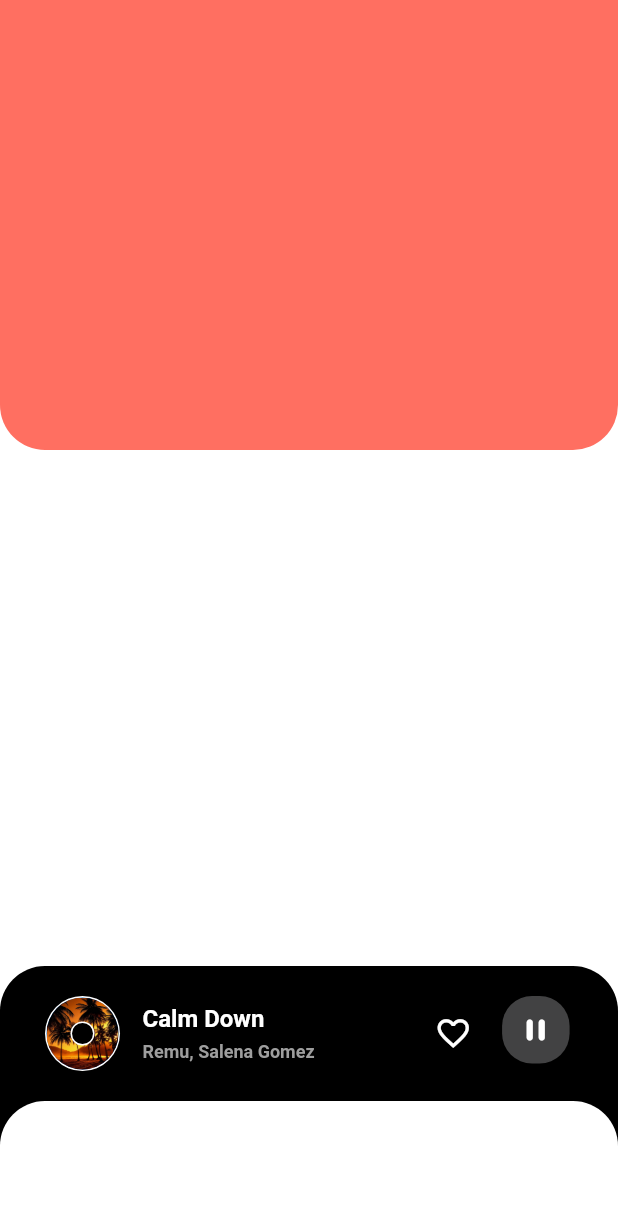
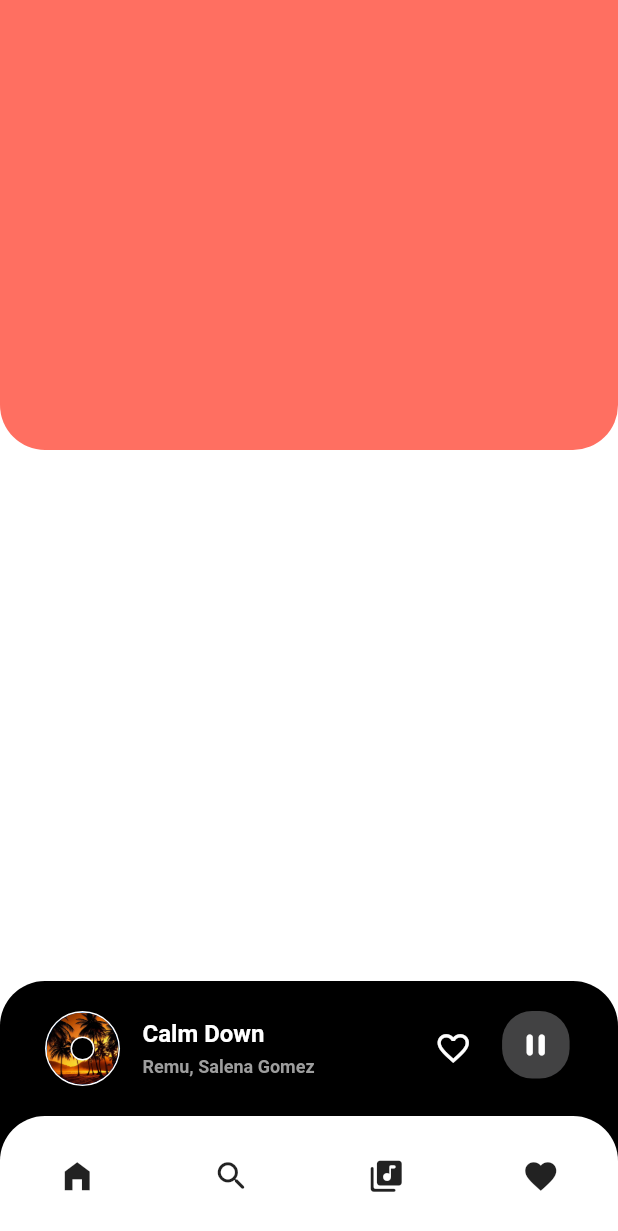
Before and after one commit to OnkarSagare27/music-app, a Flutter app: the screen it shows after launch, on a phone screen of 412 x 824 dp. Shown: the top 1231 px of the screen. Run offline on Flutter 3.47's test engine with Material 2 defaults, Android fonts, the phone set to English and light mode, and no system bars; our stand-ins replace google_fonts.

Commit message:
Nav Bar complete

```diff
--- a/lib/screens/home_screen.dart
+++ b/lib/screens/home_screen.dart
@@ -29,12 +29,11 @@ class HomeScreen extends StatelessWidget {
             topRight: Radius.circular(30),
           ),
         ),
-        height: 180,
+        height: 170,
         child: Column(
           children: [
-            Container(
-              child: Padding(
-                padding: EdgeInsets.fromLTRB(30, 20, 30, 20),
+            Padding(
+              padding: const EdgeInsets.fromLTRB(30, 20, 30, 20),
               child: Row(
                 mainAxisAlignment: MainAxisAlignment.start,
                 crossAxisAlignment: CrossAxisAlignment.start,
@@ -106,8 +105,7 @@ class HomeScreen extends StatelessWidget {
                       backgroundColor: const Color(0xff424243),
                       onPressed: () => print('Pressed'),
                       shape: const RoundedRectangleBorder(
-                            borderRadius:
-                                BorderRadius.all(Radius.circular(20))),
+                          borderRadius: BorderRadius.all(Radius.circular(20))),
                       child: const Icon(
                         Icons.pause_rounded,
                         color: Colors.white,
@@ -117,15 +115,36 @@ class HomeScreen extends StatelessWidget {
                 ],
               ),
             ),
-            ),
             Container(
-              height: 90,
+              height: 80,
               decoration: const BoxDecoration(
                 color: Colors.white,
                 borderRadius: BorderRadius.only(
                   topLeft: Radius.circular(30),
                   topRight: Radius.circular(30),
                 ),
+              ),
+              child: const Row(
+                mainAxisAlignment: MainAxisAlignment.spaceAround,
+                crossAxisAlignment: CrossAxisAlignment.center,
+                children: [
+                  Icon(
+                    Icons.home_filled,
+                    size: 25,
+                  ),
+                  Icon(
+                    Icons.search_rounded,
+                    size: 25,
+                  ),
+                  Icon(
+                    Icons.library_music_rounded,
+                    size: 25,
+                  ),
+                  Icon(
+                    Icons.favorite,
+                    size: 25,
+                  ),
+                ],
               ),
             )
           ],
```
Lines whose indentation alone changed are shown as unchanged.
